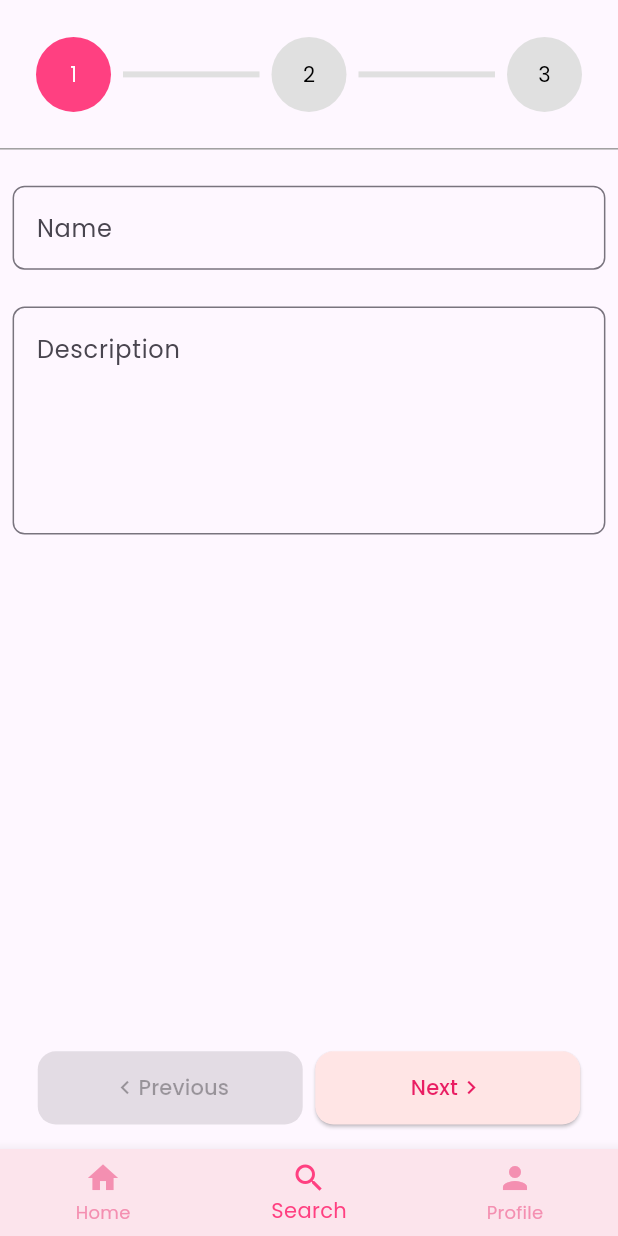
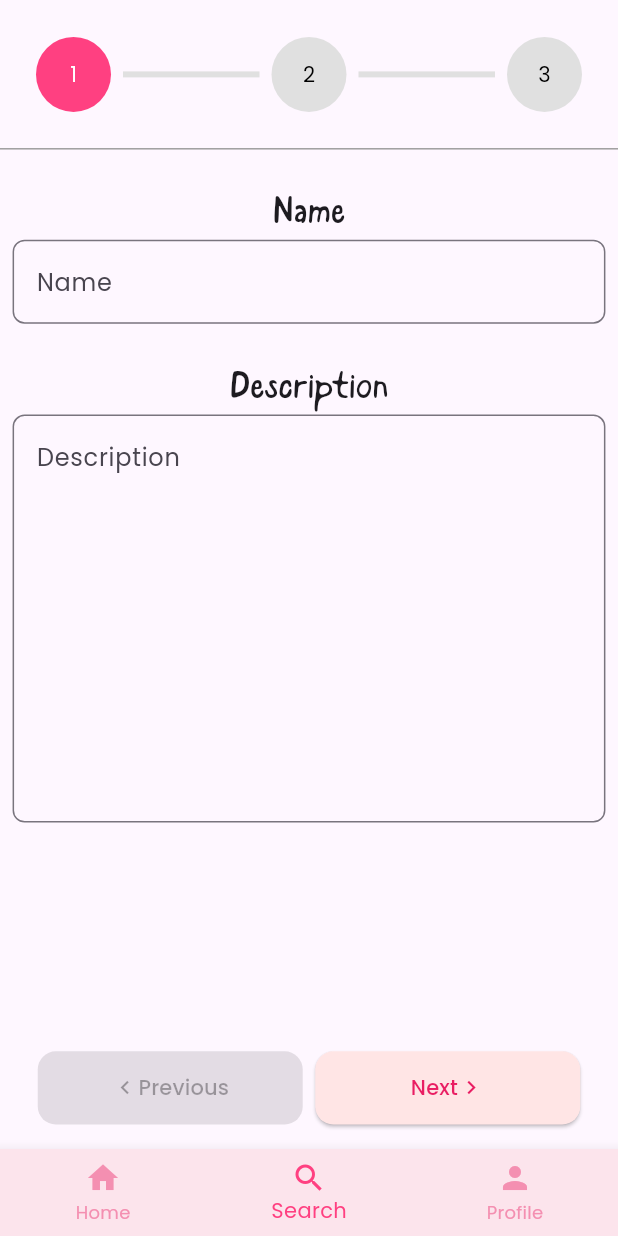
Before and after one commit to HolbertonPortfolio/CakeyMobile, a Flutter app: the MainScreen screen opened by its route, item 2 of the bottom bar chosen, on a phone screen of 412 x 824 dp. Run offline on Flutter 3.47's test engine with Material 3 defaults, Android fonts, the light colour scheme and no system bars; our stand-ins replace auto_route, flutter_screenutil, google_fonts; network calls fail.

Commit message:
Some ui fixes

```diff
--- a/lib/Presentation/screens/MainScreen/Pages/add_pastry/content/content_page_1.dart
+++ b/lib/Presentation/screens/MainScreen/Pages/add_pastry/content/content_page_1.dart
@@ -6,8 +6,10 @@ class ContentPage1 extends StatelessWidget {
 
   @override
   Widget build(BuildContext context) {
-    return Column(
+    return SingleChildScrollView(
+      child: Column(
         children: [
+          Text('Name', style: TextStyle(fontFamily: 'Haarith', fontSize: 24.sp, fontWeight: FontWeight.w500),),
           Padding(
             padding: EdgeInsets.symmetric(horizontal: 8.0.w),
             child: TextField(
@@ -22,13 +24,14 @@ class ContentPage1 extends StatelessWidget {
             ),
           ),
           24.verticalSpace,
+          Text('Description', style: TextStyle(fontFamily: 'Haarith', fontSize: 24.sp, fontWeight: FontWeight.w500),),
           Padding(
             padding: EdgeInsets.symmetric(horizontal: 8.0.w),
             child: TextField(
               maxLines: null,
-            minLines: 5,
+              minLines: 10,
               decoration: InputDecoration(
-              constraints: BoxConstraints(),
+                constraints: const BoxConstraints(),
                 hintText: 'Description',
                 border: OutlineInputBorder(
                   borderRadius: BorderRadius.circular(8.0),
@@ -37,6 +40,7 @@ class ContentPage1 extends StatelessWidget {
             ),
           ),
         ],
+      ),
     );
   }
 }
--- a/pubspec.yaml
+++ b/pubspec.yaml
@@ -41,6 +41,8 @@ dependencies:
   shimmer: ^3.0.0
   http: ^1.2.1
   flutter_screenutil: ^5.9.3
+  rxdart: ^0.28.0
+  flutter_bloc: ^8.1.6
 
 dev_dependencies:
   flutter_test:
```
Also changed, not shown: pubspec.lock. Lines whose indentation alone changed are shown as unchanged.
